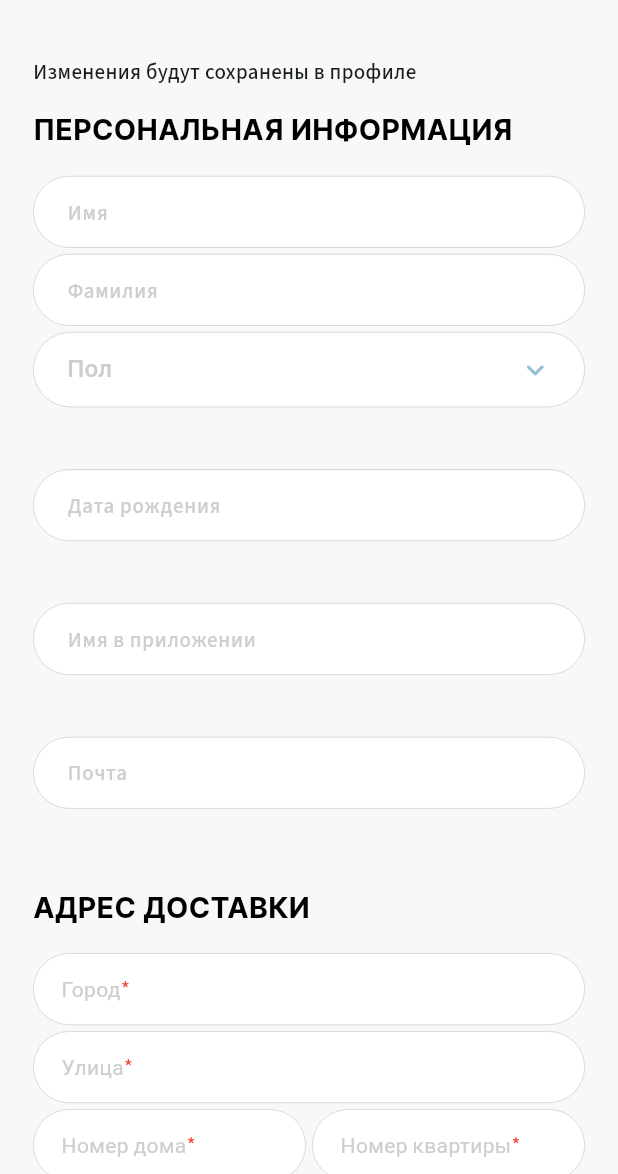
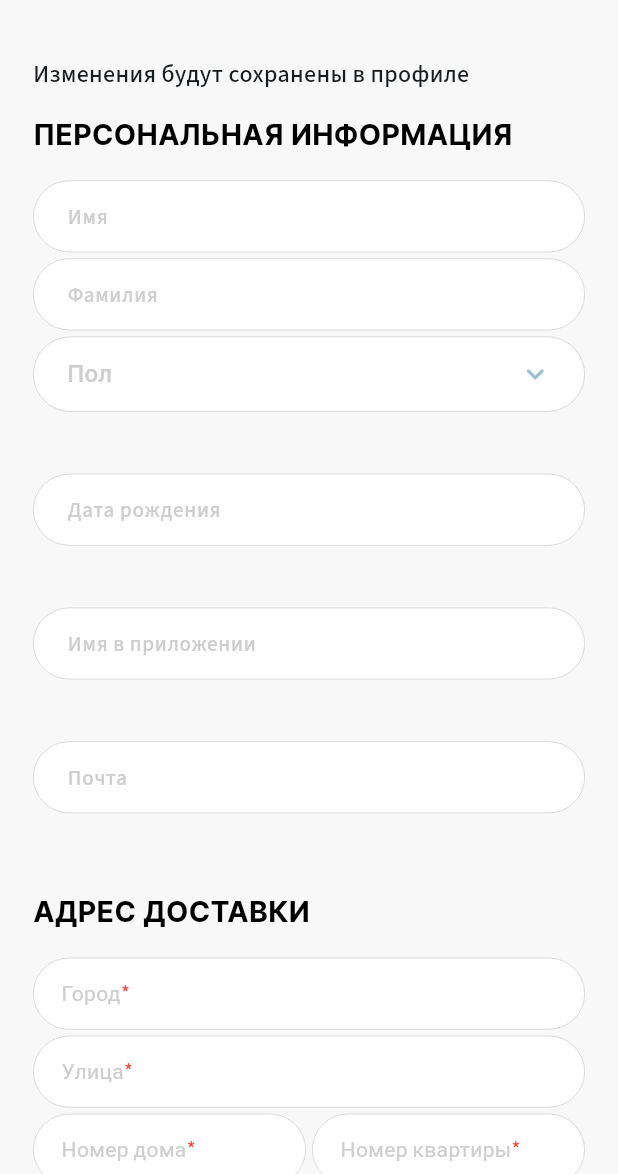
Before and after one commit to luijiwa/Sempl, a Flutter app: the ProfileEditScreen screen opened by its route, on a phone screen of 412 x 824 dp, the part 62-1236 px from its top. Run offline on Flutter 3.47's test engine with Material 3 defaults, Android fonts, the phone set to English and light mode, and no system bars; drawn by our look-alikes of auto_size_text, dropdown_button2; our stand-ins replace expandable_page_view, flutter_rating_bar, flutter_svg, go_router, image_picker, logger and 3 more.

Commit message:
Добавить отступы

```diff
--- a/lib/src/feature/profile_edit/ui/profile_edit_screen.dart
+++ b/lib/src/feature/profile_edit/ui/profile_edit_screen.dart
@@ -37,8 +37,15 @@ class _ProfileEditScreenState extends State<ProfileEditScreen> {
                   crossAxisAlignment: CrossAxisAlignment.start,
                   mainAxisSize: MainAxisSize.min,
                   children: [
-                    const AutoSizeText('Изменения будут сохранены в профиле '),
-                    SizedBox(height: width * 0.04581),
+                    Padding(
+                      padding: EdgeInsets.only(right: width * 0.15),
+                      child: const AutoSizeText(
+                        'Изменения будут сохранены в профиле',
+                        style: TextStyle(fontSize: 16),
+                        maxLines: 1,
+                      ),
+                    ),
+                    SizedBox(height: width * 0.0458),
                     const PersonalDataFieldsWidget(),
                     SizedBox(height: width * 0.13743),
                     const AddressDataFieldsWidget(),
```
